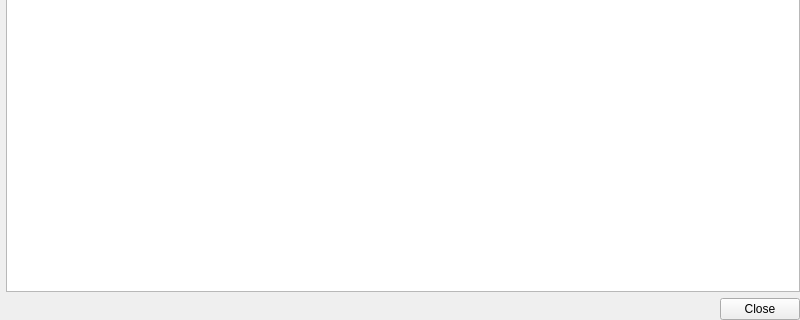
The window that src/Form_Files/DryRunReplace.ui (Sigil-Ebook/Sigil) describes before a commit, drawn with Qt 5; both pictures show x 0 to 800 and y 280 to 600 of the 800 by 600 pixel window.
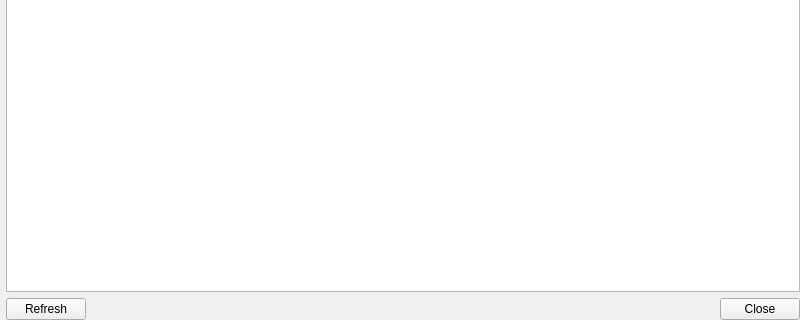
The same window after the commit.

Commit message: revamp DryRunReplace to be non-modal and support CV updating by double-click [deploy]

```diff
--- a/src/Form_Files/DryRunReplace.ui
+++ b/src/Form_Files/DryRunReplace.ui
@@ -67,6 +67,32 @@
       <bool>true</bool>
      </property>
     </widget>
+   </item>
+   <item>
+    <layout class="QHBoxLayout" name="horizontalLayout_2">
+     <item>
+      <widget class="QPushButton" name="Refresh">
+       <property name="toolTip">
+        <string>Re-check the HTML files for misspelled words.
+Use if you edit any HTML files while Spellcheck is open.</string>
+       </property>
+       <property name="text">
+        <string>Refresh</string>
+       </property>
+      </widget>
+     </item>
+     <item>
+      <spacer name="horizontalSpacer_2">
+       <property name="orientation">
+        <enum>Qt::Horizontal</enum>
+       </property>
+       <property name="sizeHint" stdset="0">
+        <size>
+         <width>40</width>
+         <height>20</height>
+        </size>
+       </property>
+      </spacer>
    </item>
    <item>
     <widget class="QDialogButtonBox" name="buttonBox">
@@ -74,6 +100,8 @@
       <set>QDialogButtonBox::Close</set>
      </property>
     </widget>
+     </item>
+    </layout>
    </item>
   </layout>
  </widget>
```
Left out of the diff: 2 changed lines with no effect on the pictures. Lines whose indentation alone changed are shown as unchanged. The commit also changes 5 other files.
